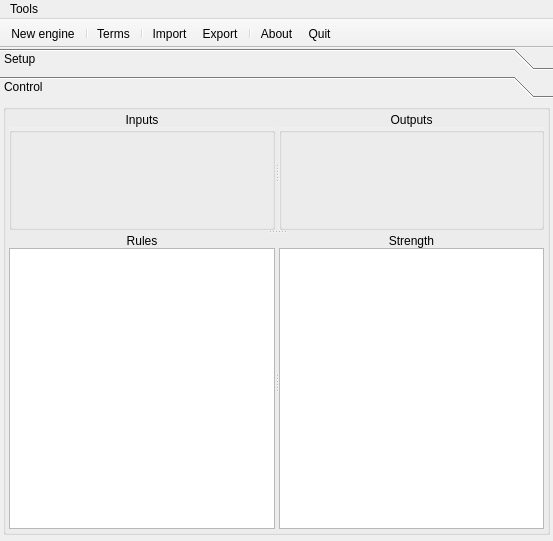
This is qtfuzzylite/ui/Window.ui in fuzzylite/fuzzylite as Qt 5 draws it before an edit. The edited form follows.
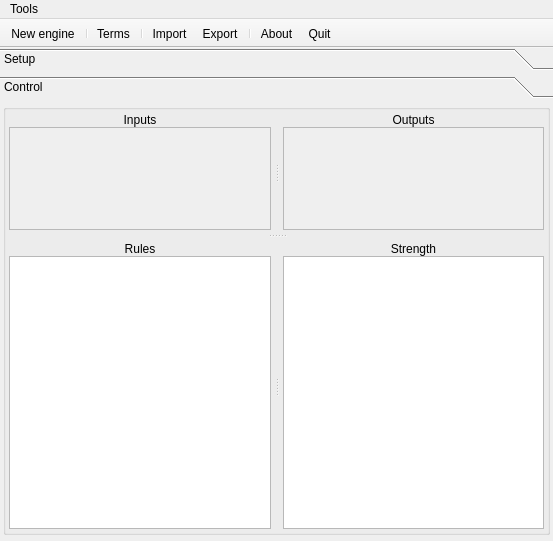
This is the edited form. The open tabs and pages were chosen to show the change. Icons and pictures are not drawn. Custom widgets are drawn as their Qt base class.

Commit message: Finally fixed layouts in qtfuzzylite. Added negation to Operators in Function.

Diff of the .ui file:
```diff
--- a/qtfuzzylite/ui/Window.ui
+++ b/qtfuzzylite/ui/Window.ui
@@ -483,10 +483,22 @@
              <property name="orientation">
               <enum>Qt::Vertical</enum>
              </property>
+             <property name="handleWidth">
+              <number>12</number>
+             </property>
              <widget class="QSplitter" name="spl_control_inout">
+              <property name="sizePolicy">
+               <sizepolicy hsizetype="MinimumExpanding" vsizetype="MinimumExpanding">
+                <horstretch>0</horstretch>
+                <verstretch>0</verstretch>
+               </sizepolicy>
+              </property>
               <property name="orientation">
                <enum>Qt::Horizontal</enum>
               </property>
+              <property name="handleWidth">
+               <number>12</number>
+              </property>
               <widget class="QWidget" name="layoutWidget3">
                <layout class="QVBoxLayout" name="verticalLayout_16">
                 <property name="spacing">
@@ -497,6 +509,12 @@
                 </property>
                 <item>
                  <widget class="QLabel" name="label_2">
+                  <property name="sizePolicy">
+                   <sizepolicy hsizetype="Preferred" vsizetype="Maximum">
+                    <horstretch>0</horstretch>
+                    <verstretch>0</verstretch>
+                   </sizepolicy>
+                  </property>
                   <property name="text">
                    <string>Inputs</string>
                   </property>
@@ -506,12 +524,12 @@
                  </widget>
                 </item>
                 <item>
-                 <widget class="QScrollArea" name="sca_test_inputs">
-                  <property name="frameShape">
-                   <enum>QFrame::NoFrame</enum>
-                  </property>
-                  <property name="frameShadow">
-                   <enum>QFrame::Plain</enum>
+                 <widget class="QScrollArea" name="scrollArea">
+                  <property name="sizePolicy">
+                   <sizepolicy hsizetype="MinimumExpanding" vsizetype="MinimumExpanding">
+                    <horstretch>0</horstretch>
+                    <verstretch>0</verstretch>
+                   </sizepolicy>
                   </property>
                   <property name="horizontalScrollBarPolicy">
                    <enum>Qt::ScrollBarAlwaysOff</enum>
@@ -527,10 +545,16 @@
                     <rect>
                      <x>0</x>
                      <y>0</y>
-                     <width>262</width>
-                     <height>98</height>
+                     <width>221</width>
+                     <height>76</height>
                     </rect>
                    </property>
+                   <property name="sizePolicy">
+                    <sizepolicy hsizetype="MinimumExpanding" vsizetype="MinimumExpanding">
+                     <horstretch>0</horstretch>
+                     <verstretch>0</verstretch>
+                    </sizepolicy>
+                   </property>
                    <layout class="QVBoxLayout" name="verticalLayout_11">
                     <property name="spacing">
                      <number>0</number>
@@ -539,13 +563,22 @@
                      <number>0</number>
                     </property>
                     <item>
-                     <widget class="QGroupBox" name="grx_test_inputs">
+                     <widget class="QFrame" name="inputVariables">
+                      <property name="sizePolicy">
+                       <sizepolicy hsizetype="MinimumExpanding" vsizetype="MinimumExpanding">
+                        <horstretch>0</horstretch>
+                        <verstretch>0</verstretch>
+                       </sizepolicy>
+                      </property>
                       <layout class="QVBoxLayout" name="verticalLayout_8">
                        <property name="spacing">
-                        <number>0</number>
+                        <number>6</number>
                        </property>
-                       <property name="margin">
-                        <number>0</number>
+                       <property name="leftMargin">
+                        <number>3</number>
+                       </property>
+                       <property name="rightMargin">
+                        <number>3</number>
                        </property>
                       </layout>
                      </widget>
@@ -569,6 +602,12 @@
                 </property>
                 <item>
                  <widget class="QLabel" name="label_4">
+                  <property name="sizePolicy">
+                   <sizepolicy hsizetype="Preferred" vsizetype="Maximum">
+                    <horstretch>0</horstretch>
+                    <verstretch>0</verstretch>
+                   </sizepolicy>
+                  </property>
                   <property name="text">
                    <string>Outputs</string>
                   </property>
@@ -578,12 +617,12 @@
                  </widget>
                 </item>
                 <item>
-                 <widget class="QScrollArea" name="sca_test_outputs">
-                  <property name="frameShape">
-                   <enum>QFrame::NoFrame</enum>
-                  </property>
-                  <property name="frameShadow">
-                   <enum>QFrame::Plain</enum>
+                 <widget class="QScrollArea" name="scrollArea_2">
+                  <property name="sizePolicy">
+                   <sizepolicy hsizetype="MinimumExpanding" vsizetype="MinimumExpanding">
+                    <horstretch>0</horstretch>
+                    <verstretch>0</verstretch>
+                   </sizepolicy>
                   </property>
                   <property name="horizontalScrollBarPolicy">
                    <enum>Qt::ScrollBarAlwaysOff</enum>
@@ -599,11 +638,17 @@
                     <rect>
                      <x>0</x>
                      <y>0</y>
-                     <width>261</width>
-                     <height>98</height>
+                     <width>292</width>
+                     <height>76</height>
                     </rect>
                    </property>
-                   <layout class="QVBoxLayout" name="verticalLayout_13">
+                   <property name="sizePolicy">
+                    <sizepolicy hsizetype="MinimumExpanding" vsizetype="MinimumExpanding">
+                     <horstretch>0</horstretch>
+                     <verstretch>0</verstretch>
+                    </sizepolicy>
+                   </property>
+                   <layout class="QVBoxLayout" name="verticalLayout_12">
                     <property name="spacing">
                      <number>0</number>
                     </property>
@@ -611,10 +656,22 @@
                      <number>0</number>
                     </property>
                     <item>
-                     <widget class="QGroupBox" name="grx_test_outputs">
-                      <layout class="QVBoxLayout" name="verticalLayout_15">
-                       <property name="margin">
-                        <number>0</number>
+                     <widget class="QFrame" name="outputVariables">
+                      <property name="sizePolicy">
+                       <sizepolicy hsizetype="MinimumExpanding" vsizetype="MinimumExpanding">
+                        <horstretch>0</horstretch>
+                        <verstretch>0</verstretch>
+                       </sizepolicy>
+                      </property>
+                      <layout class="QVBoxLayout" name="verticalLayout_9">
+                       <property name="spacing">
+                        <number>6</number>
+                       </property>
+                       <property name="leftMargin">
+                        <number>3</number>
+                       </property>
+                       <property name="rightMargin">
+                        <number>3</number>
                        </property>
                       </layout>
                      </widget>
@@ -630,6 +687,9 @@
               <property name="orientation">
                <enum>Qt::Horizontal</enum>
               </property>
+              <property name="handleWidth">
+               <number>12</number>
+              </property>
               <widget class="QWidget" name="verticalLayoutWidget">
                <layout class="QVBoxLayout" name="verticalLayout_5">
                 <property name="spacing">
```
Left out of the diff: 2 changed lines with no effect on the pictures. The commit also changes 21 other files.
